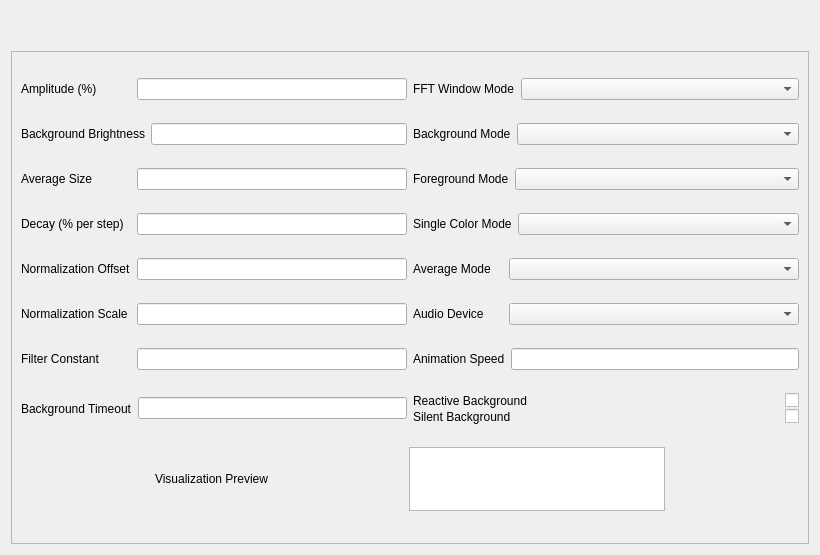
Above: Effects/AudioVisualizer/AudioVisualizer.ui from DLdota/OpenRGBEffectsPlugin before the change. Below: the same form after it.
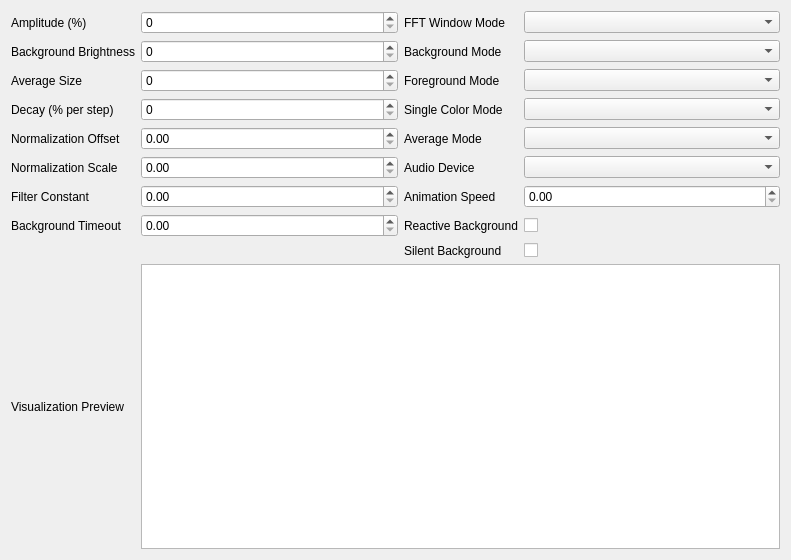
That is the form after the change.

Commit message: Reworked AudioVisualizer ui

Diff of the .ui file:
```diff
--- a/Effects/AudioVisualizer/AudioVisualizer.ui
+++ b/Effects/AudioVisualizer/AudioVisualizer.ui
@@ -6,8 +6,8 @@
    <rect>
     <x>0</x>
     <y>0</y>
-    <width>820</width>
-    <height>555</height>
+    <width>791</width>
+    <height>560</height>
    </rect>
   </property>
   <property name="sizePolicy">
@@ -22,154 +22,15 @@
     <height>0</height>
    </size>
   </property>
-  <layout class="QVBoxLayout" name="verticalLayout_2" stretch="0,1">
-   <item>
-    <spacer name="ToBottom">
-     <property name="orientation">
-      <enum>Qt::Vertical</enum>
-     </property>
-     <property name="sizeHint" stdset="0">
-      <size>
-       <width>20</width>
-       <height>40</height>
-      </size>
-     </property>
-    </spacer>
-   </item>
-   <item>
-    <widget class="QFrame" name="MainFrame">
-     <property name="frameShape">
-      <enum>QFrame::StyledPanel</enum>
-     </property>
-     <property name="frameShadow">
-      <enum>QFrame::Raised</enum>
-     </property>
-     <layout class="QVBoxLayout" name="verticalLayout_3">
-      <item>
-       <layout class="QHBoxLayout" name="AmpFFTWinModeLayout" stretch="1,1">
-        <item>
-         <layout class="QHBoxLayout" name="AmpLayout">
-          <item>
-           <widget class="QLabel" name="label_Amplitude">
-            <property name="sizePolicy">
-             <sizepolicy hsizetype="Fixed" vsizetype="Preferred">
-              <horstretch>0</horstretch>
-              <verstretch>0</verstretch>
-             </sizepolicy>
-            </property>
-            <property name="minimumSize">
-             <size>
-              <width>110</width>
-              <height>0</height>
-             </size>
-            </property>
-            <property name="text">
-             <string>Amplitude (%)</string>
-            </property>
-           </widget>
-          </item>
-          <item>
-           <widget class="QLineEdit" name="lineEdit_Amplitude"/>
-          </item>
-         </layout>
-        </item>
-        <item>
-         <layout class="QHBoxLayout" name="FFTWinModeLayout">
-          <item>
-           <widget class="QLabel" name="label_FFT_Window_Mode">
-            <property name="sizePolicy">
-             <sizepolicy hsizetype="Fixed" vsizetype="Preferred">
-              <horstretch>0</horstretch>
-              <verstretch>0</verstretch>
-             </sizepolicy>
-            </property>
-            <property name="minimumSize">
-             <size>
-              <width>90</width>
-              <height>0</height>
-             </size>
-            </property>
-            <property name="text">
-             <string>FFT Window Mode</string>
-            </property>
-           </widget>
-          </item>
-          <item>
+  <layout class="QGridLayout" name="gridLayout" columnstretch="0,1,0,1">
+   <item row="3" column="3">
            <widget class="QComboBox" name="comboBox_FFT_Window_Mode">
             <property name="sizeAdjustPolicy">
              <enum>QComboBox::AdjustToContents</enum>
             </property>
            </widget>
           </item>
-         </layout>
-        </item>
-       </layout>
-      </item>
-      <item>
-       <layout class="QHBoxLayout" name="BGBrightBackgroundModeLayout" stretch="1,1">
-        <item>
-         <layout class="QHBoxLayout" name="BGBrightLayout">
-          <item>
-           <widget class="QLabel" name="label_Background_Brightness">
-            <property name="sizePolicy">
-             <sizepolicy hsizetype="Fixed" vsizetype="Preferred">
-              <horstretch>0</horstretch>
-              <verstretch>0</verstretch>
-             </sizepolicy>
-            </property>
-            <property name="minimumSize">
-             <size>
-              <width>110</width>
-              <height>0</height>
-             </size>
-            </property>
-            <property name="text">
-             <string>Background Brightness</string>
-            </property>
-           </widget>
-          </item>
-          <item>
-           <widget class="QLineEdit" name="lineEdit_Background_Brightness"/>
-          </item>
-         </layout>
-        </item>
-        <item>
-         <layout class="QHBoxLayout" name="BGModeLayout">
-          <item>
-           <widget class="QLabel" name="label_Background_Mode">
-            <property name="sizePolicy">
-             <sizepolicy hsizetype="Fixed" vsizetype="Preferred">
-              <horstretch>0</horstretch>
-              <verstretch>0</verstretch>
-             </sizepolicy>
-            </property>
-            <property name="minimumSize">
-             <size>
-              <width>90</width>
-              <height>0</height>
-             </size>
-            </property>
-            <property name="text">
-             <string>Background Mode</string>
-            </property>
-           </widget>
-          </item>
-          <item>
-           <widget class="QComboBox" name="comboBox_Background_Mode">
-            <property name="sizeAdjustPolicy">
-             <enum>QComboBox::AdjustToContents</enum>
-            </property>
-           </widget>
-          </item>
-         </layout>
-        </item>
-       </layout>
-      </item>
-      <item>
-       <layout class="QHBoxLayout" name="avgSizeFGModeLayout" stretch="1,1">
-        <item>
-         <layout class="QHBoxLayout" name="AvgSizeLayout">
-          <item>
+   <item row="5" column="0">
            <widget class="QLabel" name="label_Average_Size">
             <property name="sizePolicy">
              <sizepolicy hsizetype="Fixed" vsizetype="Preferred">
@@ -188,175 +49,7 @@
             </property>
            </widget>
           </item>
-          <item>
-           <widget class="QLineEdit" name="lineEdit_Average_Size">
-            <property name="minimumSize">
-             <size>
-              <width>0</width>
-              <height>0</height>
-             </size>
-            </property>
-           </widget>
-          </item>
-         </layout>
-        </item>
-        <item>
-         <layout class="QHBoxLayout" name="FGMode">
-          <item>
-           <widget class="QLabel" name="label_Foreground_Mode">
-            <property name="sizePolicy">
-             <sizepolicy hsizetype="Fixed" vsizetype="Preferred">
-              <horstretch>0</horstretch>
-              <verstretch>0</verstretch>
-             </sizepolicy>
-            </property>
-            <property name="minimumSize">
-             <size>
-              <width>90</width>
-              <height>0</height>
-             </size>
-            </property>
-            <property name="text">
-             <string>Foreground Mode</string>
-            </property>
-           </widget>
-          </item>
-          <item>
-           <widget class="QComboBox" name="comboBox_Foreground_Mode">
-            <property name="sizeAdjustPolicy">
-             <enum>QComboBox::AdjustToContents</enum>
-            </property>
-           </widget>
-          </item>
-         </layout>
-        </item>
-       </layout>
-      </item>
-      <item>
-       <layout class="QHBoxLayout" name="DecaySingleColorModeLayout" stretch="1,1">
-        <item>
-         <layout class="QHBoxLayout" name="DecayLayout">
-          <item>
-           <widget class="QLabel" name="label_Decay">
-            <property name="sizePolicy">
-             <sizepolicy hsizetype="Fixed" vsizetype="Preferred">
-              <horstretch>0</horstretch>
-              <verstretch>0</verstretch>
-             </sizepolicy>
-            </property>
-            <property name="minimumSize">
-             <size>
-              <width>110</width>
-              <height>0</height>
-             </size>
-            </property>
-            <property name="text">
-             <string>Decay (% per step)</string>
-            </property>
-           </widget>
-          </item>
-          <item>
-           <widget class="QLineEdit" name="lineEdit_Decay"/>
-          </item>
-         </layout>
-        </item>
-        <item>
-         <layout class="QHBoxLayout" name="SingleColorModeLayout">
-          <item>
-           <widget class="QLabel" name="label_Single_Color_Mode">
-            <property name="sizePolicy">
-             <sizepolicy hsizetype="Fixed" vsizetype="Preferred">
-              <horstretch>0</horstretch>
-              <verstretch>0</verstretch>
-             </sizepolicy>
-            </property>
-            <property name="minimumSize">
-             <size>
-              <width>90</width>
-              <height>0</height>
-             </size>
-            </property>
-            <property name="text">
-             <string>Single Color Mode</string>
-            </property>
-           </widget>
-          </item>
-          <item>
-           <widget class="QComboBox" name="comboBox_Single_Color_Mode">
-            <property name="sizeAdjustPolicy">
-             <enum>QComboBox::AdjustToContents</enum>
-            </property>
-           </widget>
-          </item>
-         </layout>
-        </item>
-       </layout>
-      </item>
-      <item>
-       <layout class="QHBoxLayout" name="NormOffsetAvgModeLayout" stretch="1,1">
-        <item>
-         <layout class="QHBoxLayout" name="NormalizationOffsetLayout">
-          <item>
-           <widget class="QLabel" name="label_Normalization_Offset">
-            <property name="sizePolicy">
-             <sizepolicy hsizetype="Fixed" vsizetype="Preferred">
-              <horstretch>0</horstretch>
-              <verstretch>0</verstretch>
-             </sizepolicy>
-            </property>
-            <property name="minimumSize">
-             <size>
-              <width>110</width>
-              <height>0</height>
-             </size>
-            </property>
-            <property name="text">
-             <string>Normalization Offset</string>
-            </property>
-           </widget>
-          </item>
-          <item>
-           <widget class="QLineEdit" name="lineEdit_Normalization_Offset"/>
-          </item>
-         </layout>
-        </item>
-        <item>
-         <layout class="QHBoxLayout" name="AvgModeLayout">
-          <item>
-           <widget class="QLabel" name="label_Average_Mode">
-            <property name="sizePolicy">
-             <sizepolicy hsizetype="Fixed" vsizetype="Preferred">
-              <horstretch>0</horstretch>
-              <verstretch>0</verstretch>
-             </sizepolicy>
-            </property>
-            <property name="minimumSize">
-             <size>
-              <width>90</width>
-              <height>0</height>
-             </size>
-            </property>
-            <property name="text">
-             <string>Average Mode</string>
-            </property>
-           </widget>
-          </item>
-          <item>
-           <widget class="QComboBox" name="comboBox_Average_Mode">
-            <property name="sizeAdjustPolicy">
-             <enum>QComboBox::AdjustToContents</enum>
-            </property>
-           </widget>
-          </item>
-         </layout>
-        </item>
-       </layout>
-      </item>
-      <item>
-       <layout class="QHBoxLayout" name="NormScaleAudioDeviceLayout" stretch="1,1">
-        <item>
-         <layout class="QHBoxLayout" name="NormScaleLayout">
-          <item>
+   <item row="8" column="0">
            <widget class="QLabel" name="label_Normalization_Scale">
             <property name="sizePolicy">
              <sizepolicy hsizetype="Fixed" vsizetype="Preferred">
@@ -375,14 +68,7 @@
             </property>
            </widget>
           </item>
-          <item>
-           <widget class="QLineEdit" name="lineEdit_Normalization_Scale"/>
-          </item>
-         </layout>
-        </item>
-        <item>
-         <layout class="QHBoxLayout" name="AudioDeviceLayout">
-          <item>
+   <item row="8" column="2">
            <widget class="QLabel" name="label_Audio_Device">
             <property name="sizePolicy">
              <sizepolicy hsizetype="Fixed" vsizetype="Preferred">
@@ -401,29 +87,15 @@
             </property>
            </widget>
           </item>
-          <item>
-           <widget class="QComboBox" name="comboBox_Audio_Device">
-            <property name="sizePolicy">
-             <sizepolicy hsizetype="Ignored" vsizetype="Fixed">
-              <horstretch>0</horstretch>
-              <verstretch>0</verstretch>
-             </sizepolicy>
-            </property>
-            <property name="sizeAdjustPolicy">
-             <enum>QComboBox::AdjustToContents</enum>
-            </property>
-           </widget>
-          </item>
-         </layout>
-        </item>
-       </layout>
-      </item>
-      <item>
-       <layout class="QHBoxLayout" name="FilterConstAniSpeedLayout" stretch="1,1">
-        <item>
-         <layout class="QHBoxLayout" name="FilterConstLayout">
-          <item>
-           <widget class="QLabel" name="label_Filter_Constant">
+   <item row="4" column="1">
+    <widget class="QSpinBox" name="spinBox_Background_Brightness">
+     <property name="maximum">
+      <number>100</number>
+     </property>
+    </widget>
+   </item>
+   <item row="6" column="0">
+    <widget class="QLabel" name="label_Decay">
             <property name="sizePolicy">
              <sizepolicy hsizetype="Fixed" vsizetype="Preferred">
               <horstretch>0</horstretch>
@@ -437,79 +109,39 @@
              </size>
             </property>
             <property name="text">
-             <string>Filter Constant</string>
+      <string>Decay (% per step)</string>
             </property>
            </widget>
           </item>
-          <item>
-           <widget class="QLineEdit" name="lineEdit_Filter_Constant"/>
-          </item>
-         </layout>
-        </item>
-        <item>
-         <layout class="QHBoxLayout" name="AniSpeedLayout">
-          <item>
-           <widget class="QLabel" name="label_Animation_Speed">
-            <property name="sizePolicy">
-             <sizepolicy hsizetype="Fixed" vsizetype="Preferred">
-              <horstretch>0</horstretch>
-              <verstretch>0</verstretch>
-             </sizepolicy>
-            </property>
-            <property name="minimumSize">
-             <size>
-              <width>90</width>
-              <height>0</height>
-             </size>
-            </property>
+   <item row="10" column="3">
+    <widget class="QCheckBox" name="checkBox_Reactive_Background">
             <property name="text">
-             <string>Animation Speed</string>
+      <string/>
             </property>
            </widget>
           </item>
-          <item>
-           <widget class="QLineEdit" name="lineEdit_Animation_Speed"/>
-          </item>
-         </layout>
-        </item>
-       </layout>
-      </item>
-      <item>
-       <layout class="QHBoxLayout" name="BGTimoutButtonsLayout" stretch="1,1">
-        <item>
-         <layout class="QHBoxLayout" name="BGTimeoutLayout">
-          <item>
-           <widget class="QLabel" name="label_Background_Timeout">
-            <property name="sizePolicy">
-             <sizepolicy hsizetype="Fixed" vsizetype="Preferred">
-              <horstretch>0</horstretch>
-              <verstretch>0</verstretch>
-             </sizepolicy>
-            </property>
-            <property name="minimumSize">
-             <size>
-              <width>110</width>
-              <height>0</height>
-             </size>
-            </property>
-            <property name="text">
-             <string>Background Timeout</string>
-            </property>
-           </widget>
-          </item>
-          <item>
-           <widget class="QLineEdit" name="lineEdit_Background_Timeout"/>
-          </item>
-         </layout>
-        </item>
-        <item>
-         <layout class="QVBoxLayout" name="ButtonLayout">
-          <property name="spacing">
-           <number>1</number>
-          </property>
-          <item>
-           <layout class="QHBoxLayout" name="ReactiveBGLayout">
-            <item>
+   <item row="6" column="1">
+    <widget class="QSpinBox" name="spinBox_Decay">
+     <property name="maximum">
+      <number>100</number>
+     </property>
+    </widget>
+   </item>
+   <item row="6" column="3">
+    <widget class="QComboBox" name="comboBox_Single_Color_Mode">
+     <property name="sizeAdjustPolicy">
+      <enum>QComboBox::AdjustToContents</enum>
+     </property>
+    </widget>
+   </item>
+   <item row="4" column="3">
+    <widget class="QComboBox" name="comboBox_Background_Mode">
+     <property name="sizeAdjustPolicy">
+      <enum>QComboBox::AdjustToContents</enum>
+     </property>
+    </widget>
+   </item>
+   <item row="10" column="2">
              <widget class="QLabel" name="label_Reactive_Background">
               <property name="sizePolicy">
                <sizepolicy hsizetype="Expanding" vsizetype="Preferred">
@@ -522,52 +154,24 @@
               </property>
              </widget>
             </item>
-            <item>
-             <widget class="QCheckBox" name="checkBox_Reactive_Background">
-              <property name="text">
-               <string/>
-              </property>
-             </widget>
-            </item>
-           </layout>
-          </item>
-          <item>
-           <layout class="QHBoxLayout" name="SilentBGLayout">
-            <item>
-             <widget class="QLabel" name="label_Silent_Background">
-              <property name="sizePolicy">
-               <sizepolicy hsizetype="Expanding" vsizetype="Preferred">
-                <horstretch>0</horstretch>
-                <verstretch>0</verstretch>
-               </sizepolicy>
-              </property>
-              <property name="text">
-               <string>Silent Background</string>
-              </property>
-             </widget>
-            </item>
-            <item>
-             <widget class="QCheckBox" name="checkBox_Silent_Background">
-              <property name="sizePolicy">
-               <sizepolicy hsizetype="Minimum" vsizetype="Fixed">
-                <horstretch>0</horstretch>
-                <verstretch>0</verstretch>
-               </sizepolicy>
-              </property>
-              <property name="text">
-               <string/>
-              </property>
-             </widget>
-            </item>
-           </layout>
-          </item>
-         </layout>
-        </item>
-       </layout>
-      </item>
-      <item>
-       <layout class="QHBoxLayout" name="VisPrevLayout">
-        <item>
+   <item row="7" column="1">
+    <widget class="QDoubleSpinBox" name="doubleSpinBox_Normalization_Offset">
+     <property name="maximum">
+      <double>1.000000000000000</double>
+     </property>
+     <property name="singleStep">
+      <double>0.010000000000000</double>
+     </property>
+    </widget>
+   </item>
+   <item row="3" column="1">
+    <widget class="QSpinBox" name="spinBox_Amplitude">
+     <property name="maximum">
+      <number>1000000000</number>
+     </property>
+    </widget>
+   </item>
+   <item row="12" column="0">
          <widget class="QLabel" name="label_Visualization_Preview">
           <property name="sizePolicy">
            <sizepolicy hsizetype="Fixed" vsizetype="Preferred">
@@ -580,26 +184,236 @@
           </property>
          </widget>
         </item>
-        <item>
+   <item row="11" column="3">
+    <widget class="QCheckBox" name="checkBox_Silent_Background">
+     <property name="sizePolicy">
+      <sizepolicy hsizetype="Minimum" vsizetype="Fixed">
+       <horstretch>0</horstretch>
+       <verstretch>0</verstretch>
+      </sizepolicy>
+     </property>
+     <property name="text">
+      <string/>
+     </property>
+    </widget>
+   </item>
+   <item row="8" column="1">
+    <widget class="QDoubleSpinBox" name="doubleSpinBox_Normalization_Scale">
+     <property name="maximum">
+      <double>1.000000000000000</double>
+     </property>
+     <property name="singleStep">
+      <double>0.010000000000000</double>
+     </property>
+    </widget>
+   </item>
+   <item row="11" column="2">
+    <widget class="QLabel" name="label_Silent_Background">
+     <property name="sizePolicy">
+      <sizepolicy hsizetype="Expanding" vsizetype="Preferred">
+       <horstretch>0</horstretch>
+       <verstretch>0</verstretch>
+      </sizepolicy>
+     </property>
+     <property name="text">
+      <string>Silent Background</string>
+     </property>
+    </widget>
+   </item>
+   <item row="9" column="1">
+    <widget class="QDoubleSpinBox" name="doubleSpinBox_Filter_Constant">
+     <property name="maximum">
+      <double>100.000000000000000</double>
+     </property>
+    </widget>
+   </item>
+   <item row="7" column="0">
+    <widget class="QLabel" name="label_Normalization_Offset">
+     <property name="sizePolicy">
+      <sizepolicy hsizetype="Fixed" vsizetype="Preferred">
+       <horstretch>0</horstretch>
+       <verstretch>0</verstretch>
+      </sizepolicy>
+     </property>
+     <property name="minimumSize">
+      <size>
+       <width>110</width>
+       <height>0</height>
+      </size>
+     </property>
+     <property name="text">
+      <string>Normalization Offset</string>
+     </property>
+    </widget>
+   </item>
+   <item row="9" column="0">
+    <widget class="QLabel" name="label_Filter_Constant">
+     <property name="sizePolicy">
+      <sizepolicy hsizetype="Fixed" vsizetype="Preferred">
+       <horstretch>0</horstretch>
+       <verstretch>0</verstretch>
+      </sizepolicy>
+     </property>
+     <property name="minimumSize">
+      <size>
+       <width>110</width>
+       <height>0</height>
+      </size>
+     </property>
+     <property name="text">
+      <string>Filter Constant</string>
+     </property>
+    </widget>
+   </item>
+   <item row="6" column="2">
+    <widget class="QLabel" name="label_Single_Color_Mode">
+     <property name="sizePolicy">
+      <sizepolicy hsizetype="Fixed" vsizetype="Preferred">
+       <horstretch>0</horstretch>
+       <verstretch>0</verstretch>
+      </sizepolicy>
+     </property>
+     <property name="minimumSize">
+      <size>
+       <width>90</width>
+       <height>0</height>
+      </size>
+     </property>
+     <property name="text">
+      <string>Single Color Mode</string>
+     </property>
+    </widget>
+   </item>
+   <item row="3" column="0">
+    <widget class="QLabel" name="label_Amplitude">
+     <property name="sizePolicy">
+      <sizepolicy hsizetype="Fixed" vsizetype="Preferred">
+       <horstretch>0</horstretch>
+       <verstretch>0</verstretch>
+      </sizepolicy>
+     </property>
+     <property name="minimumSize">
+      <size>
+       <width>110</width>
+       <height>0</height>
+      </size>
+     </property>
+     <property name="text">
+      <string>Amplitude (%)</string>
+     </property>
+    </widget>
+   </item>
+   <item row="8" column="3">
+    <widget class="QComboBox" name="comboBox_Audio_Device">
+     <property name="sizePolicy">
+      <sizepolicy hsizetype="Ignored" vsizetype="Fixed">
+       <horstretch>0</horstretch>
+       <verstretch>0</verstretch>
+      </sizepolicy>
+     </property>
+     <property name="sizeAdjustPolicy">
+      <enum>QComboBox::AdjustToContents</enum>
+     </property>
+    </widget>
+   </item>
+   <item row="7" column="3">
+    <widget class="QComboBox" name="comboBox_Average_Mode">
+     <property name="sizeAdjustPolicy">
+      <enum>QComboBox::AdjustToContents</enum>
+     </property>
+    </widget>
+   </item>
+   <item row="5" column="1">
+    <widget class="QSpinBox" name="spinBox_Average_Size">
+     <property name="maximum">
+      <number>100</number>
+     </property>
+    </widget>
+   </item>
+   <item row="7" column="2">
+    <widget class="QLabel" name="label_Average_Mode">
+     <property name="sizePolicy">
+      <sizepolicy hsizetype="Fixed" vsizetype="Preferred">
+       <horstretch>0</horstretch>
+       <verstretch>0</verstretch>
+      </sizepolicy>
+     </property>
+     <property name="minimumSize">
+      <size>
+       <width>90</width>
+       <height>0</height>
+      </size>
+     </property>
+     <property name="text">
+      <string>Average Mode</string>
+     </property>
+    </widget>
+   </item>
+   <item row="3" column="2">
+    <widget class="QLabel" name="label_FFT_Window_Mode">
+     <property name="sizePolicy">
+      <sizepolicy hsizetype="Fixed" vsizetype="Preferred">
+       <horstretch>0</horstretch>
+       <verstretch>0</verstretch>
+      </sizepolicy>
+     </property>
+     <property name="minimumSize">
+      <size>
+       <width>90</width>
+       <height>0</height>
+      </size>
+     </property>
+     <property name="text">
+      <string>FFT Window Mode</string>
+     </property>
+    </widget>
+   </item>
+   <item row="4" column="2">
+    <widget class="QLabel" name="label_Background_Mode">
+     <property name="sizePolicy">
+      <sizepolicy hsizetype="Fixed" vsizetype="Preferred">
+       <horstretch>0</horstretch>
+       <verstretch>0</verstretch>
+      </sizepolicy>
+     </property>
+     <property name="minimumSize">
+      <size>
+       <width>90</width>
+       <height>0</height>
+      </size>
+     </property>
+     <property name="text">
+      <string>Background Mode</string>
+     </property>
+    </widget>
+   </item>
+   <item row="5" column="2">
+    <widget class="QLabel" name="label_Foreground_Mode">
+     <property name="sizePolicy">
+      <sizepolicy hsizetype="Fixed" vsizetype="Preferred">
+       <horstretch>0</horstretch>
+       <verstretch>0</verstretch>
+      </sizepolicy>
+     </property>
+     <property name="minimumSize">
+      <size>
+       <width>90</width>
+       <height>0</height>
+      </size>
+     </property>
+     <property name="text">
+      <string>Foreground Mode</string>
+     </property>
+    </widget>
+   </item>
+   <item row="12" column="1" colspan="3">
          <widget class="QGraphicsView" name="graphicsView_Visualization_Preview">
           <property name="sizePolicy">
-           <sizepolicy hsizetype="Fixed" vsizetype="Fixed">
+      <sizepolicy hsizetype="Preferred" vsizetype="Preferred">
             <horstretch>0</horstretch>
             <verstretch>0</verstretch>
            </sizepolicy>
           </property>
-          <property name="minimumSize">
-           <size>
-            <width>256</width>
-            <height>64</height>
-           </size>
-          </property>
-          <property name="maximumSize">
-           <size>
-            <width>256</width>
-            <height>64</height>
-           </size>
-          </property>
           <property name="verticalScrollBarPolicy">
            <enum>Qt::ScrollBarAlwaysOff</enum>
           </property>
@@ -611,9 +425,82 @@
           </property>
          </widget>
         </item>
-       </layout>
-      </item>
-     </layout>
+   <item row="5" column="3">
+    <widget class="QComboBox" name="comboBox_Foreground_Mode">
+     <property name="sizeAdjustPolicy">
+      <enum>QComboBox::AdjustToContents</enum>
+     </property>
+    </widget>
+   </item>
+   <item row="10" column="0">
+    <widget class="QLabel" name="label_Background_Timeout">
+     <property name="sizePolicy">
+      <sizepolicy hsizetype="Fixed" vsizetype="Preferred">
+       <horstretch>0</horstretch>
+       <verstretch>0</verstretch>
+      </sizepolicy>
+     </property>
+     <property name="minimumSize">
+      <size>
+       <width>110</width>
+       <height>0</height>
+      </size>
+     </property>
+     <property name="text">
+      <string>Background Timeout</string>
+     </property>
+    </widget>
+   </item>
+   <item row="9" column="2">
+    <widget class="QLabel" name="label_Animation_Speed">
+     <property name="sizePolicy">
+      <sizepolicy hsizetype="Fixed" vsizetype="Preferred">
+       <horstretch>0</horstretch>
+       <verstretch>0</verstretch>
+      </sizepolicy>
+     </property>
+     <property name="minimumSize">
+      <size>
+       <width>90</width>
+       <height>0</height>
+      </size>
+     </property>
+     <property name="text">
+      <string>Animation Speed</string>
+     </property>
+    </widget>
+   </item>
+   <item row="4" column="0">
+    <widget class="QLabel" name="label_Background_Brightness">
+     <property name="sizePolicy">
+      <sizepolicy hsizetype="Fixed" vsizetype="Preferred">
+       <horstretch>0</horstretch>
+       <verstretch>0</verstretch>
+      </sizepolicy>
+     </property>
+     <property name="minimumSize">
+      <size>
+       <width>110</width>
+       <height>0</height>
+      </size>
+     </property>
+     <property name="text">
+      <string>Background Brightness</string>
+     </property>
+    </widget>
+   </item>
+   <item row="10" column="1">
+    <widget class="QDoubleSpinBox" name="doubleSpinBox_Background_Timeout">
+     <property name="maximum">
+      <double>120000000000.000000000000000</double>
+     </property>
+    </widget>
+   </item>
+   <item row="9" column="3">
+    <widget class="QDoubleSpinBox" name="doubleSpinBox_Animation_Speed">
+     <property name="maximum">
+      <double>1000000.000000000000000</double>
+     </property>
     </widget>
    </item>
   </layout>
```
Lines whose indentation alone changed are shown as unchanged. The commit also changes 2 other files.
